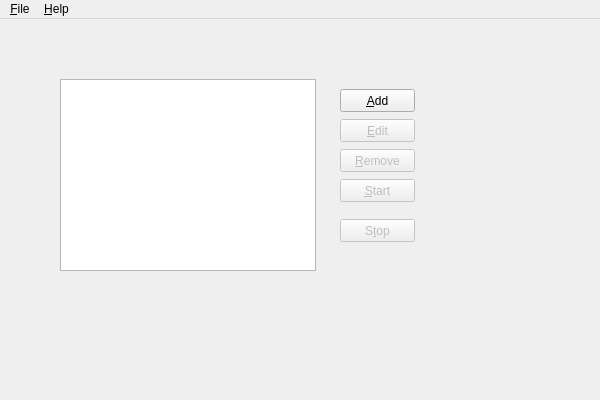
Qt form source/mainwindow.ui (martin-kudlicka/crypto-miner) before a commit.
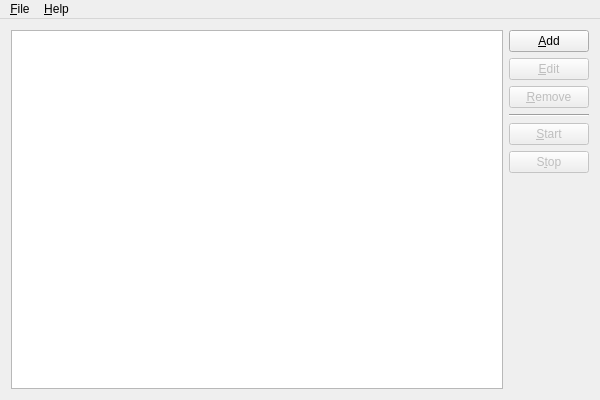
The same form after that commit.

The edit to the form file:
```diff
--- a/source/mainwindow.ui
+++ b/source/mainwindow.ui
@@ -14,15 +14,9 @@
    <string>Crypto Miner</string>
   </property>
   <widget class="QWidget" name="centralWidget">
+   <layout class="QHBoxLayout" name="horizontalLayout">
+    <item>
    <widget class="QTreeView" name="miningView">
-    <property name="geometry">
-     <rect>
-      <x>60</x>
-      <y>60</y>
-      <width>256</width>
-      <height>192</height>
-     </rect>
-    </property>
     <property name="rootIsDecorated">
      <bool>false</bool>
     </property>
@@ -33,83 +27,79 @@
      <bool>false</bool>
     </attribute>
    </widget>
+    </item>
+    <item>
+     <layout class="QVBoxLayout" name="verticalLayout">
+      <item>
    <widget class="QPushButton" name="miningUnitAdd">
-    <property name="geometry">
-     <rect>
-      <x>340</x>
-      <y>70</y>
-      <width>75</width>
-      <height>23</height>
-     </rect>
-    </property>
     <property name="text">
      <string>&amp;Add</string>
     </property>
    </widget>
-   <widget class="QPushButton" name="miningUnitStart">
-    <property name="enabled">
-     <bool>false</bool>
-    </property>
-    <property name="geometry">
-     <rect>
-      <x>340</x>
-      <y>160</y>
-      <width>75</width>
-      <height>23</height>
-     </rect>
-    </property>
-    <property name="text">
-     <string>&amp;Start</string>
-    </property>
-   </widget>
-   <widget class="QPushButton" name="miningUnitStop">
-    <property name="enabled">
-     <bool>false</bool>
-    </property>
-    <property name="geometry">
-     <rect>
-      <x>340</x>
-      <y>200</y>
-      <width>75</width>
-      <height>23</height>
-     </rect>
-    </property>
-    <property name="text">
-     <string>S&amp;top</string>
-    </property>
-   </widget>
+      </item>
+      <item>
    <widget class="QPushButton" name="miningUnitEdit">
     <property name="enabled">
      <bool>false</bool>
     </property>
-    <property name="geometry">
-     <rect>
-      <x>340</x>
-      <y>100</y>
-      <width>75</width>
-      <height>23</height>
-     </rect>
-    </property>
     <property name="text">
      <string>&amp;Edit</string>
     </property>
    </widget>
+      </item>
+      <item>
    <widget class="QPushButton" name="miningUnitRemove">
     <property name="enabled">
      <bool>false</bool>
     </property>
-    <property name="geometry">
-     <rect>
-      <x>340</x>
-      <y>130</y>
-      <width>75</width>
-      <height>23</height>
-     </rect>
-    </property>
     <property name="text">
      <string>&amp;Remove</string>
     </property>
    </widget>
+      </item>
+      <item>
+       <widget class="Line" name="line">
+        <property name="orientation">
+         <enum>Qt::Horizontal</enum>
+        </property>
+       </widget>
+      </item>
+      <item>
+       <widget class="QPushButton" name="miningUnitStart">
+        <property name="enabled">
+         <bool>false</bool>
+        </property>
+        <property name="text">
+         <string>&amp;Start</string>
+        </property>
+       </widget>
+      </item>
+      <item>
+       <widget class="QPushButton" name="miningUnitStop">
+        <property name="enabled">
+         <bool>false</bool>
+        </property>
+        <property name="text">
+         <string>S&amp;top</string>
+        </property>
+       </widget>
+      </item>
+      <item>
+       <spacer name="verticalSpacer">
+        <property name="orientation">
+         <enum>Qt::Vertical</enum>
+        </property>
+        <property name="sizeHint" stdset="0">
+         <size>
+          <width>20</width>
+          <height>40</height>
+         </size>
+        </property>
+       </spacer>
+      </item>
+     </layout>
+    </item>
+   </layout>
   </widget>
   <widget class="QMenuBar" name="menuBar">
    <property name="geometry">
```
Lines whose indentation alone changed are shown as unchanged.
